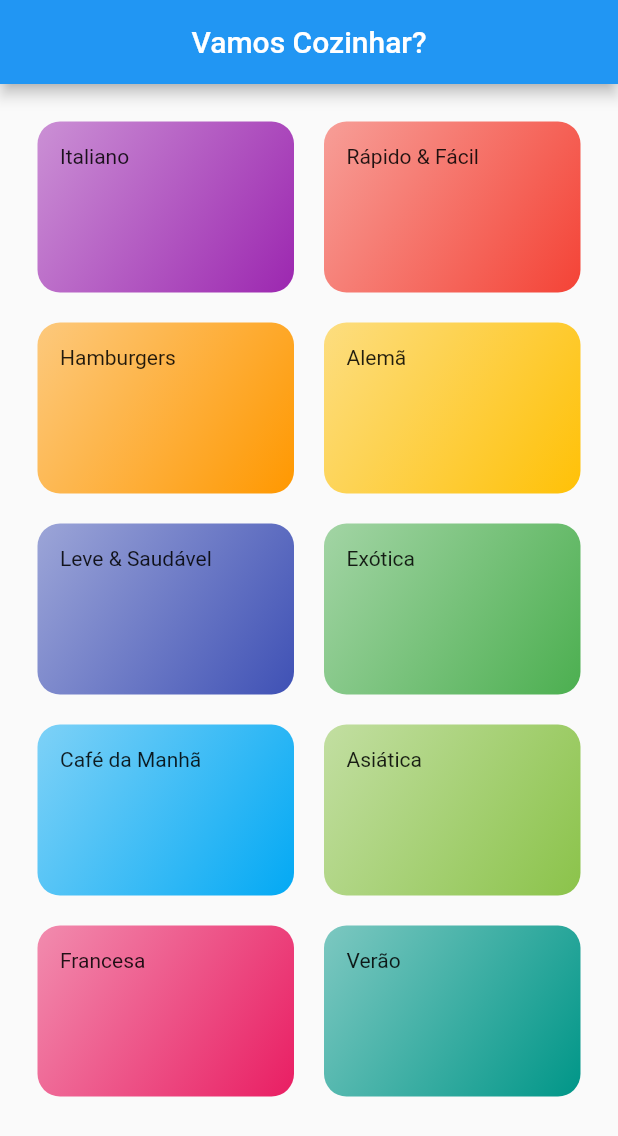
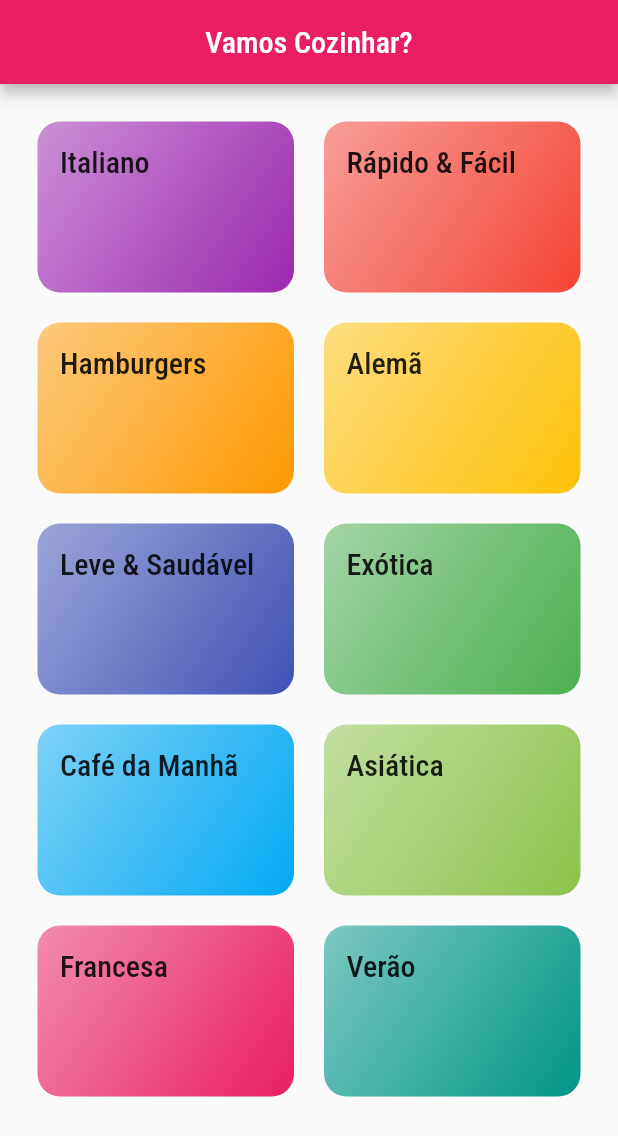
Before and after one commit to DeusdedithJhunior/App-Refeicoes-Receitas-Android-IOS, a Flutter app: the screen it shows after launch, on a phone screen of 412 x 824 dp. Shown: the top 1136 px of the screen. Run offline on Flutter 3.47's test engine with Material 2 defaults, Android fonts, the phone set to English and light mode, and no system bars.

Commit message:
add style

```diff
--- a/AppMeals/meals/lib/components/category_item.dart
+++ b/AppMeals/meals/lib/components/category_item.dart
@@ -16,7 +16,11 @@ class CategoryItem extends StatelessWidget {
   Widget build(BuildContext context) {
     return Container(
       padding: const EdgeInsets.all(15),
-      child: Text(category.title),
+      // ignore: sort_child_properties_last
+      child: Text(
+        category.title,
+        style: Theme.of(context).textTheme.titleLarge,
+      ),
       decoration: BoxDecoration(
           borderRadius: BorderRadius.circular(15),
           gradient: LinearGradient(
--- a/AppMeals/meals/lib/main.dart
+++ b/AppMeals/meals/lib/main.dart
@@ -13,7 +13,15 @@ class MyApp extends StatelessWidget {
     return MaterialApp(
       title: 'Vamos Cozinhar?',
       theme: ThemeData(
-        primarySwatch: Colors.blue,
+        colorScheme: ColorScheme.fromSwatch(
+          primarySwatch: Colors.pink,
+        ).copyWith(secondary: Colors.amber),
+        fontFamily: 'Raleway',
+        textTheme: ThemeData.light().textTheme.copyWith(
+                titleLarge: const TextStyle(
+              fontSize: 20,
+              fontFamily: 'RobotoCondensed',
+            )),
       ),
       home: const CategoriesScreen(),
     );
```
